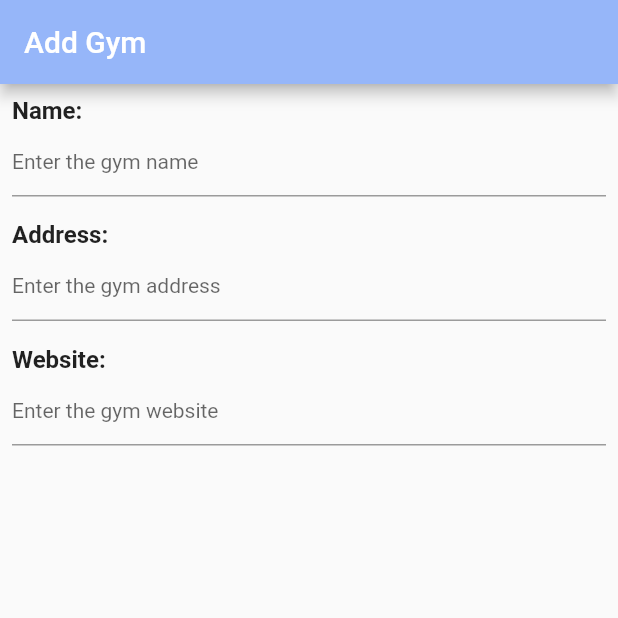
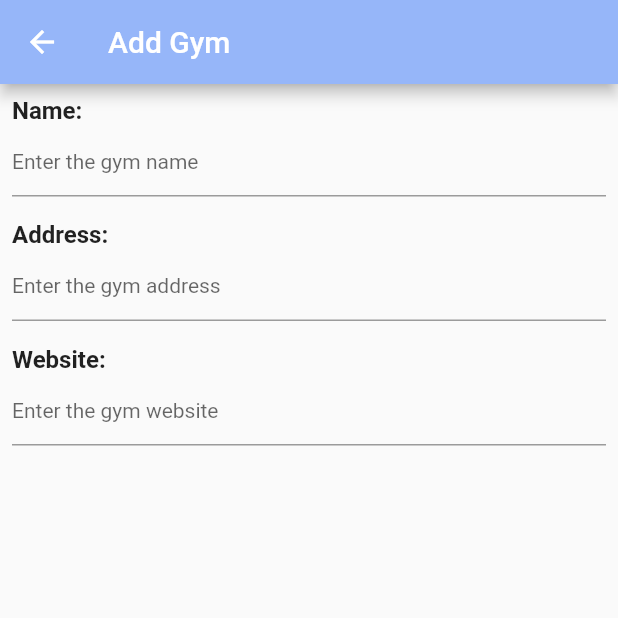
Before and after one commit to Selina-Knaepen/rock-out, a Flutter app: the screen it shows after launch, after a tap on the "add" icon, on a phone screen of 412 x 824 dp, the top half of it. Run offline on Flutter 3.47's test engine with Material 2 defaults, Android fonts, the phone set to English and light mode, and no system bars.

Commit message:
Add back button in AddGym window Add back button functionality

```diff
--- a/lib/addGym.dart
+++ b/lib/addGym.dart
@@ -1,5 +1,6 @@
 import 'package:flutter/cupertino.dart';
 import 'package:flutter/material.dart';
+import 'package:rock_out/main.dart';
 
 class AddGym extends StatefulWidget
 {
@@ -13,16 +14,25 @@ class AddGymState extends State<AddGym>
 
   @override
   Widget build(BuildContext context) {
-    return Scaffold(
+    return WillPopScope(
+      onWillPop: () async => false,
+      child: new Scaffold(
           appBar: AppBar(
             title: Text(
               "Add Gym",
-            style: TextStyle(color: Colors.white),
+            ),
+            leading: IconButton(icon: Icon(Icons.arrow_back),
+              onPressed: () => Navigator.pop(context),
+              color: Colors.white,
             ),
             backgroundColor: Color.fromRGBO(150, 182, 249, 1.0),
           ),
           body: buildForm()
+      ),
     );
+
+//    onPressed: () => Navigator.push(context,
+//        MaterialPageRoute(builder: (context) => RockOutMain())),
   }
 
   Widget buildForm()
--- a/lib/main.dart
+++ b/lib/main.dart
@@ -12,6 +12,10 @@ class RockOutMain extends StatelessWidget
   {
     return MaterialApp(
       title: 'Rock Out',
+      theme: ThemeData(
+        primaryColor: Color.fromRGBO(181, 152, 240, 1.0),
+        primaryTextTheme: Theme.of(context).primaryTextTheme.apply(bodyColor: Colors.white)
+       ),
       home: GymNames()
     );
   }
@@ -22,11 +26,8 @@ class AddGymWindow extends StatelessWidget
   @override
   Widget build(BuildContext context)
   {
-    return MaterialApp(
-      theme: ThemeData(
-          primaryColor: Color.fromRGBO(181, 152, 240, 1.0),
-      ),
-      home: AddGym(),
+    return Scaffold(
+      body: AddGym(),
     );
   }
 }
```
Lines whose indentation alone changed are shown as unchanged.
